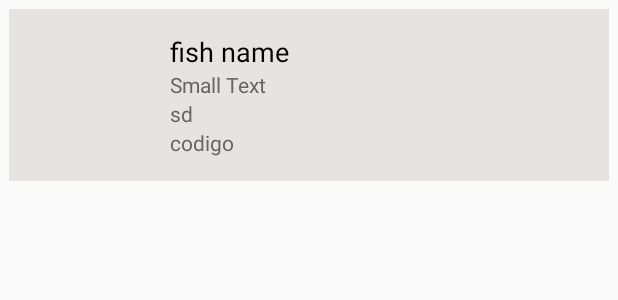
After one commit to svillami/SanTed, an Android app: the layout activity_adaptando_buscador_escrito.xml on its own in the app's theme, with its tools: preview values and no code run, on a phone screen of 412 x 824 dp. The commit adds this screen. Shown: the top 300 px of the screen. Run offline under Robolectric (Android 15) with nearby library versions, the phone set to English and light mode, and no system bars.

Commit message:
Buscador Escrito
Se incorpora el buscador a modo de escritura, para ser fusionado con el buscador por lista.

```diff
--- a/SearchUcab/app/src/main/AndroidManifest.xml
+++ b/SearchUcab/app/src/main/AndroidManifest.xml
@@ -3,7 +3,7 @@
     package="santed.com.searchucab">
 
     <uses-permission android:name="android.permission.NFC" />
-    <uses-permission android:name="android.permission.INTERNET"></uses-permission>
+    <uses-permission android:name="android.permission.INTERNET" />
 
     <uses-feature
         android:name="android.hardware.nfc"
@@ -21,7 +21,6 @@
 
                 <category android:name="android.intent.category.LAUNCHER" />
             </intent-filter>
-
             <intent-filter>
                 <action android:name="android.nfc.action.TECH_DISCOVERED" />
             </intent-filter>
@@ -29,9 +28,9 @@
             <meta-data
                 android:name="android.nfc.action.TECH_DISCOVERED"
                 android:resource="@xml/nfc_tech_filter" />
-
         </activity>
         <activity android:name=".LecturaNfc" />
+        <activity android:name=".Adaptando_buscador_escrito"></activity>
     </application>
 
 </manifest>
--- a/SearchUcab/app/src/main/java/santed/com/searchucab/MenuPrincipal.java
+++ b/SearchUcab/app/src/main/java/santed/com/searchucab/MenuPrincipal.java
@@ -78,6 +78,8 @@ public class MenuPrincipal extends AppCompatActivity implements Buscador.EventLi
                          duration = Toast.LENGTH_SHORT;
                          toast = Toast.makeText(context, text, duration);
                         toast.show();
+
+                        updateDisplay(new Buscador_escrito());
 
                         break;
 
--- a/SearchUcab/app/src/main/java/santed/com/searchucab/guia_de_uso.java
+++ b/SearchUcab/app/src/main/java/santed/com/searchucab/guia_de_uso.java
@@ -41,7 +41,7 @@ public class guia_de_uso extends Fragment {
         recyclerView.setLayoutManager(layoutManager);
 
         opcion_lista = new ArrayList<>();
-        opcion_lista.add("¿COMO USAR EL BUSCADOR?");
+        opcion_lista.add("¿Cómo usar el Buscador?");
         opcion_lista.add("Usos de la Realidad Aumentada 3D");
         opcion_lista.add("¿Cómo usar la busqueda NFC?");
         opcion_lista.add("¿Qué son los Tips?");
--- /dev/null
+++ b/SearchUcab/app/src/main/res/layout/activity_adaptando_buscador_escrito.xml
@@ -0,0 +1,80 @@
+<?xml version="1.0" encoding="utf-8"?>
+<RelativeLayout xmlns:android="http://schemas.android.com/apk/res/android"
+    xmlns:tools="http://schemas.android.com/tools"
+    android:layout_width="match_parent"
+    android:layout_height="wrap_content"
+    xmlns:card_view="http://schemas.android.com/apk/res-auto"
+    android:clickable="true"
+    android:orientation="horizontal"
+    android:padding="6dp"
+    tools:context="santed.com.searchucab.Adaptando_buscador_escrito">
+
+    <android.support.v7.widget.CardView
+        android:layout_width="match_parent"
+        android:layout_height="wrap_content"
+        card_view:cardBackgroundColor="#FFE8E3E3"
+        android:foreground="?android:attr/selectableItemBackground"
+        android:id="@+id/cv">
+
+        <RelativeLayout
+            android:layout_width="match_parent"
+            android:layout_height="match_parent"
+            android:padding="16dp">
+
+            <ImageView
+                android:layout_width="70dp"
+                android:layout_height="70dp"
+                android:id="@+id/foto_lugar"
+                android:layout_alignParentLeft="true"
+                android:layout_alignParentTop="true"
+                android:layout_marginRight="16dp"
+                />
+
+            <TextView
+                android:layout_width="wrap_content"
+                android:layout_height="wrap_content"
+                android:textAppearance="?android:attr/textAppearanceMedium"
+                android:text="fish name"
+                android:id="@+id/primario"
+                android:textColor="@color/black"
+                android:layout_toRightOf="@+id/foto_lugar"
+                android:layout_marginLeft="5dp"/>
+
+            <TextView
+                android:layout_width="wrap_content"
+                android:layout_height="wrap_content"
+                android:textAppearance="?android:attr/textAppearanceSmall"
+                android:text="Small Text"
+                android:id="@+id/secundario"
+                android:layout_marginLeft="5dp"
+                android:layout_below="@id/primario"
+                android:layout_toRightOf="@+id/foto_lugar"
+                android:textColor="#666"/>
+
+            <TextView
+                android:layout_width="wrap_content"
+                android:layout_height="wrap_content"
+                android:textAppearance="?android:attr/textAppearanceSmall"
+                android:text="sd"
+                android:id="@+id/terciario"
+                android:layout_marginLeft="5dp"
+                android:layout_below="@id/secundario"
+                android:layout_toRightOf="@+id/foto_lugar"
+                android:textColor="#666"/>
+
+            <TextView
+                android:layout_width="wrap_content"
+                android:layout_height="wrap_content"
+                android:textAppearance="?android:attr/textAppearanceSmall"
+                android:text="codigo"
+                android:id="@+id/cuarto"
+                android:layout_marginLeft="5dp"
+                android:layout_below="@id/terciario"
+                android:layout_toRightOf="@+id/foto_lugar"
+                android:textColor="#666"/>
+
+        </RelativeLayout>
+
+    </android.support.v7.widget.CardView>
+
+</RelativeLayout>
--- a/SearchUcab/app/src/main/res/values/strings.xml
+++ b/SearchUcab/app/src/main/res/values/strings.xml
@@ -22,4 +22,7 @@ Nota: El sistema llama a onDismiss() con cada evento que invoque el método call
     <string name="dialogo_tips_dos"> Proporcionan información rápida y aleatoria sobre el campus, posee documentación que posiblemente no conoces y
     que puede serte útil en algún momento dado.</string>
 
+    <!-- TODO: Remove or change this placeholder text -->
+    <string name="hello_blank_fragment">Hello blank fragment</string>
+
 </resources>
```
Also changed, not shown: SearchUcab/app/src/main/java/santed/com/searchucab/Adaptando_buscador_escrito.java (added, +101 -0 lines), SearchUcab/app/src/main/java/santed/com/searchucab/Buscador_escrito.java (added, +274 -0 lines), SearchUcab/app/src/main/java/santed/com/searchucab/DataBuscador.java (added, +12 -0 lines), SearchUcab/app/src/main/res/layout/fragment_buscador_escrito.xml (added, +16 -0 lines), SearchUcab/app/src/main/res/menu/menu_main.xml (+0 -8 lines), SearchUcab/app/src/main/res/menu/search_main.xml (+7 -3 lines).
